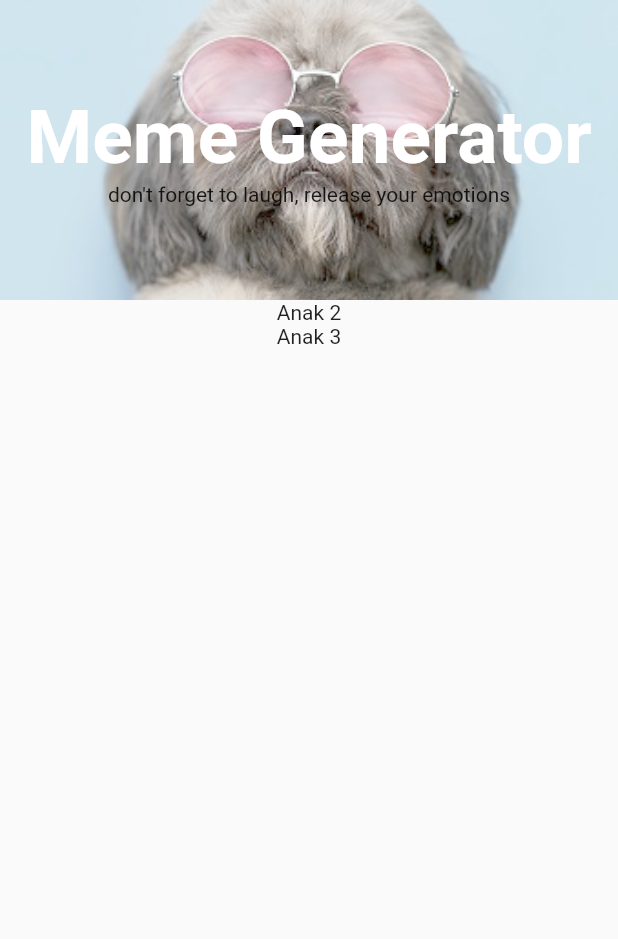
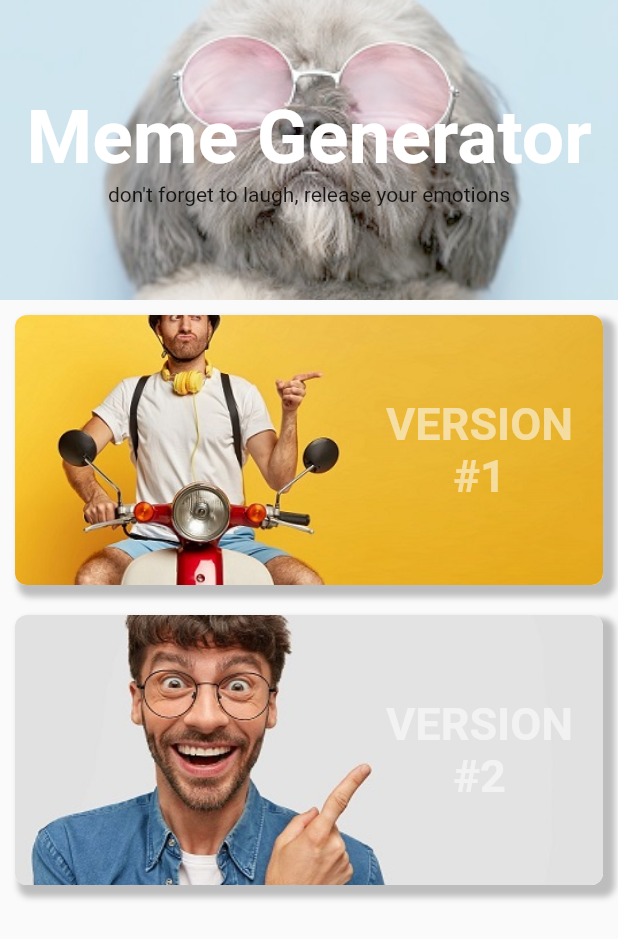
Before and after one commit to codefirsthq/meme_generator, a Flutter app: the screen it shows after launch, on a phone screen of 412 x 824 dp. Shown: the top 939 px of the screen. Run offline on Flutter 3.47's test engine with Material 2 defaults, Android fonts, the light colour scheme and no system bars.

Commit message:
Exercise Solution, Separate Widget Of Dashboard page

```diff
--- a/lib/presentation/dashboard/dashboard_page.dart
+++ b/lib/presentation/dashboard/dashboard_page.dart
@@ -38,8 +38,14 @@ class _DashboardPageState extends State<DashboardPage> {
                   ],
                 ),
               ),
-              Text("Anak 2"),
-              Text("Anak 3"),
+              BuildCardFeature(
+                assetImage: 'assets/images/meme1.jpg',
+                title: "VERSION\n#1",
+              ),
+              BuildCardFeature(
+                assetImage: 'assets/images/meme2.jpg',
+                title: "VERSION\n#2",
+              ),
             ],
           ),
         ),
@@ -47,3 +53,48 @@ class _DashboardPageState extends State<DashboardPage> {
     );
   }
 }
+
+class BuildCardFeature extends StatelessWidget {
+  const BuildCardFeature({
+    Key key,
+    @required this.assetImage,
+    @required this.title,
+  }) : super(key: key);
+
+  final String assetImage;
+  final String title;
+  @override
+  Widget build(BuildContext context) {
+    return Container(
+        width: double.infinity,
+        height: 180,
+        margin: EdgeInsets.all(10),
+        decoration: BoxDecoration(
+          boxShadow: [
+            BoxShadow(
+                color: Colors.grey[400],
+                blurRadius: 3,
+                spreadRadius: 3,
+                offset: Offset(5, 5))
+          ],
+          borderRadius: BorderRadius.circular(8),
+          image: DecorationImage(
+            image: AssetImage(assetImage),
+            fit: BoxFit.fitWidth,
+          ),
+          color: Colors.white,
+        ),
+        child: Container(
+          margin: EdgeInsets.symmetric(horizontal: 20),
+          alignment: Alignment.centerRight,
+          child: Text(
+            title,
+            textAlign: TextAlign.center,
+            style: TextStyle(
+                fontSize: 30,
+                fontWeight: FontWeight.bold,
+                color: Colors.white54),
+          ),
+        ));
+  }
+}
```
